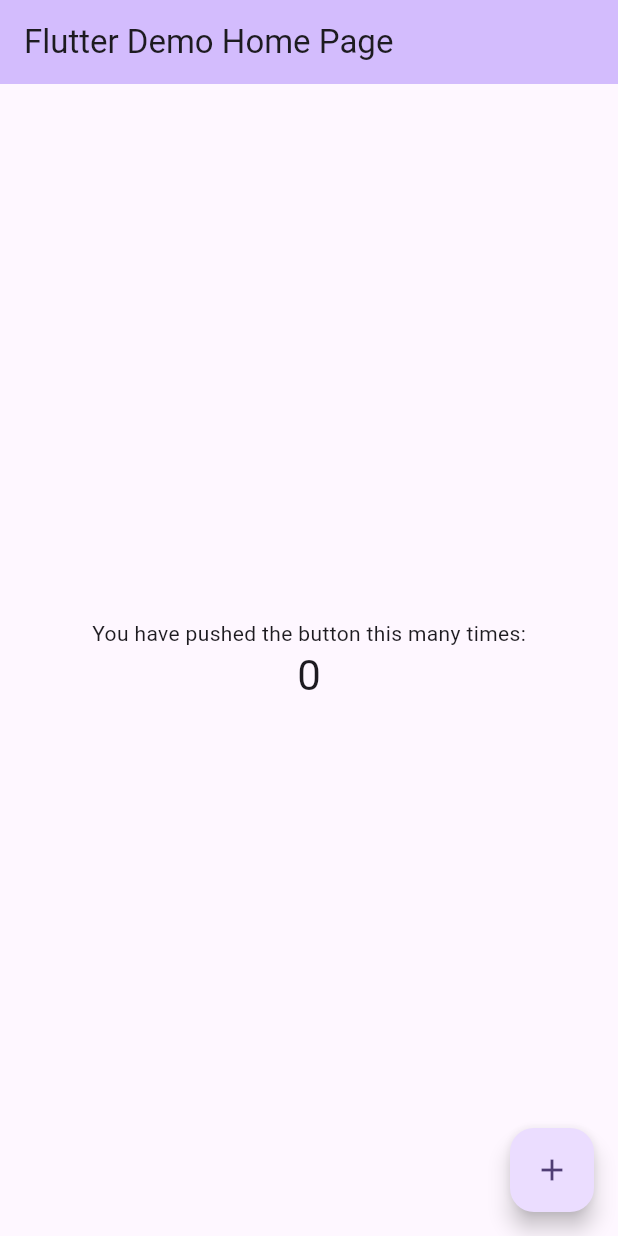
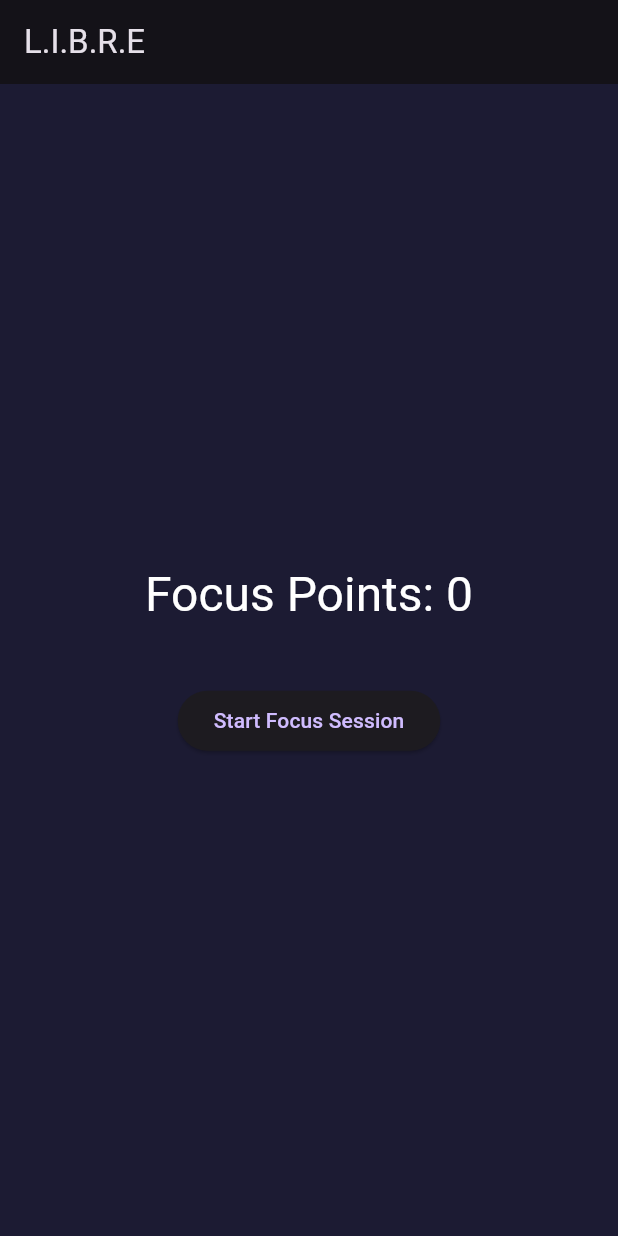
Before and after one commit to SpaceEVA-Labs/L.O.F.I., a Flutter app: the screen it shows after launch, on a phone screen of 412 x 824 dp. Run offline on Flutter 3.47's test engine with Material 3 defaults, Android fonts, the phone set to English and light mode, and no system bars.

Commit message:
real inti commit

```diff
--- a/lib/main.dart
+++ b/lib/main.dart
@@ -1,122 +1,18 @@
 import 'package:flutter/material.dart';
+import 'screens/focus_screen.dart';
+import 'theme.dart';
 
 void main() {
-  runApp(const MyApp());
+  runApp(FocusVioletApp());
 }
 
-class MyApp extends StatelessWidget {
-  const MyApp({super.key});
-
-  // This widget is the root of your application.
+class FocusVioletApp extends StatelessWidget {
   @override
   Widget build(BuildContext context) {
     return MaterialApp(
-      title: 'Flutter Demo',
-      theme: ThemeData(
-        // This is the theme of your application.
-        //
-        // TRY THIS: Try running your application with "flutter run". You'll see
-        // the application has a purple toolbar. Then, without quitting the app,
-        // try changing the seedColor in the colorScheme below to Colors.green
-        // and then invoke "hot reload" (save your changes or press the "hot
-        // reload" button in a Flutter-supported IDE, or press "r" if you used
-        // the command line to start the app).
-        //
-        // Notice that the counter didn't reset back to zero; the application
-        // state is not lost during the reload. To reset the state, use hot
-        // restart instead.
-        //
-        // This works for code too, not just values: Most code changes can be
-        // tested with just a hot reload.
-        colorScheme: ColorScheme.fromSeed(seedColor: Colors.deepPurple),
-      ),
-      home: const MyHomePage(title: 'Flutter Demo Home Page'),
+      debugShowCheckedModeBanner: false,
+      theme: violetLofiTheme,
+      home: FocusScreen(),
     );
   }
 }
-
-class MyHomePage extends StatefulWidget {
-  const MyHomePage({super.key, required this.title});
-
-  // This widget is the home page of your application. It is stateful, meaning
-  // that it has a State object (defined below) that contains fields that affect
-  // how it looks.
-
-  // This class is the configuration for the state. It holds the values (in this
-  // case the title) provided by the parent (in this case the App widget) and
-  // used by the build method of the State. Fields in a Widget subclass are
-  // always marked "final".
-
-  final String title;
-
-  @override
-  State<MyHomePage> createState() => _MyHomePageState();
-}
-
-class _MyHomePageState extends State<MyHomePage> {
-  int _counter = 0;
-
-  void _incrementCounter() {
-    setState(() {
-      // This call to setState tells the Flutter framework that something has
-      // changed in this State, which causes it to rerun the build method below
-      // so that the display can reflect the updated values. If we changed
-      // _counter without calling setState(), then the build method would not be
-      // called again, and so nothing would appear to happen.
-      _counter++;
-    });
-  }
-
-  @override
-  Widget build(BuildContext context) {
-    // This method is rerun every time setState is called, for instance as done
-    // by the _incrementCounter method above.
-    //
-    // The Flutter framework has been optimized to make rerunning build methods
-    // fast, so that you can just rebuild anything that needs updating rather
-    // than having to individually change instances of widgets.
-    return Scaffold(
-      appBar: AppBar(
-        // TRY THIS: Try changing the color here to a specific color (to
-        // Colors.amber, perhaps?) and trigger a hot reload to see the AppBar
-        // change color while the other colors stay the same.
-        backgroundColor: Theme.of(context).colorScheme.inversePrimary,
-        // Here we take the value from the MyHomePage object that was created by
-        // the App.build method, and use it to set our appbar title.
-        title: Text(widget.title),
-      ),
-      body: Center(
-        // Center is a layout widget. It takes a single child and positions it
-        // in the middle of the parent.
-        child: Column(
-          // Column is also a layout widget. It takes a list of children and
-          // arranges them vertically. By default, it sizes itself to fit its
-          // children horizontally, and tries to be as tall as its parent.
-          //
-          // Column has various properties to control how it sizes itself and
-          // how it positions its children. Here we use mainAxisAlignment to
-          // center the children vertically; the main axis here is the vertical
-          // axis because Columns are vertical (the cross axis would be
-          // horizontal).
-          //
-          // TRY THIS: Invoke "debug painting" (choose the "Toggle Debug Paint"
-          // action in the IDE, or press "p" in the console), to see the
-          // wireframe for each widget.
-          mainAxisAlignment: MainAxisAlignment.center,
-          children: <Widget>[
-            const Text('You have pushed the button this many times:'),
-            Text(
-              '$_counter',
-              style: Theme.of(context).textTheme.headlineMedium,
-            ),
-          ],
-        ),
-      ),
-      floatingActionButton: FloatingActionButton(
-        onPressed: _incrementCounter,
-        tooltip: 'Increment',
-        child: const Icon(Icons.add),
-      ), // This trailing comma makes auto-formatting nicer for build methods.
-    );
-  }
-}
--- /dev/null
+++ b/lib/screens/focus_screen.dart
@@ -0,0 +1,67 @@
+import 'package:flutter/material.dart';
+import '../widgets/focus_timer.dart';
+
+class FocusScreen extends StatefulWidget {
+  @override
+  _FocusScreenState createState() => _FocusScreenState();
+}
+
+class _FocusScreenState extends State<FocusScreen> {
+  int points = 0;
+  bool isSessionActive = false;
+
+  void _onFocusCompleted() {
+    setState(() {
+      points += 10;
+      isSessionActive = false;
+    });
+    showDialog(
+      context: context,
+      builder: (_) => AlertDialog(
+        title: const Text('Great job!'),
+        content: const Text('You earned 10 points.'),
+        actions: [
+          TextButton(
+            onPressed: () => Navigator.pop(context),
+            child: const Text('OK'),
+          ),
+        ],
+      ),
+    );
+  }
+
+  void _startSession() {
+    setState(() {
+      isSessionActive = true;
+    });
+  }
+
+  @override
+  Widget build(BuildContext context) {
+    return Scaffold(
+      appBar: AppBar(title: const Text('L.I.B.R.E')),
+      body: Center(
+        child: Column(
+          mainAxisAlignment: MainAxisAlignment.center,
+          children: [
+            Text(
+              'Focus Points: $points',
+              style: Theme.of(context).textTheme.headlineMedium,
+            ),
+            const SizedBox(height: 40),
+            if (isSessionActive)
+              FocusTimer(
+                duration: const Duration(minutes: 1),
+                onCompleted: _onFocusCompleted,
+              )
+            else
+              ElevatedButton(
+                onPressed: _startSession,
+                child: const Text('Start Focus Session'),
+              ),
+          ],
+        ),
+      ),
+    );
+  }
+}
--- /dev/null
+++ b/lib/theme.dart
@@ -0,0 +1,11 @@
+import 'package:flutter/material.dart';
+
+final ThemeData violetLofiTheme = ThemeData.dark().copyWith(
+  scaffoldBackgroundColor: const Color(0xFF1C1B33),
+  primaryColor: Colors.deepPurpleAccent,
+  cardColor: const Color(0xFF2A2747),
+  textTheme: const TextTheme(
+    bodyMedium: TextStyle(color: Colors.white70),
+    headlineMedium: TextStyle(color: Colors.white, fontSize: 32),
+  ),
+);
```
Also changed, not shown: lib/widgets/focus_timer.dart (added, +54 -0 lines).
